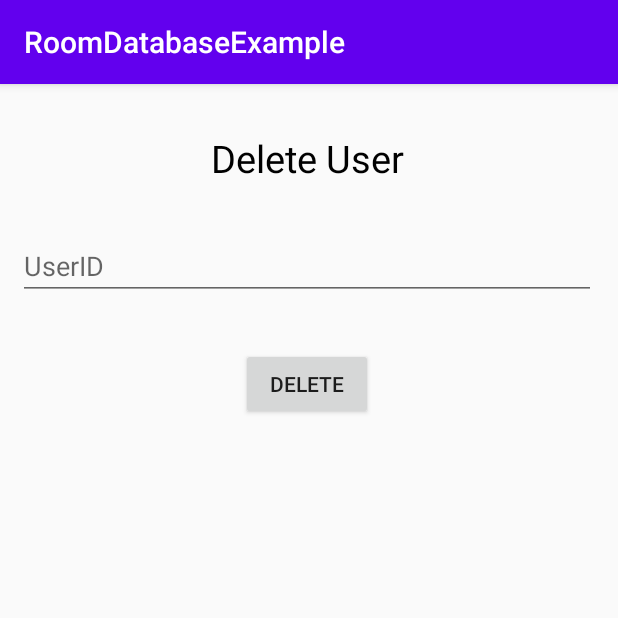
After one commit to ashispatel1998/RoomDatabase-Example, an Android app: the fragment DeleteUserFragment placed in its activity, on a phone screen of 412 x 824 dp, the top half of it. The commit adds this screen. Run offline under Robolectric (Android 15) with nearby library versions, the phone set to English and light mode, and no system bars; our stand-ins replace Room's generated code.

Commit message:
delete operation

```diff
--- /dev/null
+++ b/app/src/main/java/com/example/roomdatabaseexample/DeleteUserFragment.java
@@ -0,0 +1,46 @@
+package com.example.roomdatabaseexample;
+
+import android.os.Bundle;
+
+import androidx.fragment.app.Fragment;
+
+import android.view.LayoutInflater;
+import android.view.View;
+import android.view.ViewGroup;
+import android.widget.Button;
+import android.widget.EditText;
+import android.widget.Toast;
+
+public class DeleteUserFragment extends Fragment {
+
+    private Button btn_delete_user;
+    private EditText user_id;
+
+    public DeleteUserFragment() {
+        // Required empty public constructor
+    }
+
+
+    @Override
+    public View onCreateView(LayoutInflater inflater, ViewGroup container,
+                             Bundle savedInstanceState) {
+        // Inflate the layout for this fragment
+        View view= inflater.inflate(R.layout.fragment_delete_user, container, false);
+        user_id=view.findViewById(R.id.user_id);
+        btn_delete_user=view.findViewById(R.id.btn_delete_user);
+
+        btn_delete_user.setOnClickListener(new View.OnClickListener() {
+            @Override
+            public void onClick(View view) {
+                int id=Integer.parseInt(user_id.getText().toString().trim());
+                User user=new User();
+                user.setId(id);
+                MainActivity.myAppDatabase.myDao().deleteUser(user);
+                Toast.makeText(getActivity(),"User successfully removed",Toast.LENGTH_SHORT).show();
+                user_id.setText("");
+            }
+        });
+
+        return view;
+    }
+}
--- a/app/src/main/java/com/example/roomdatabaseexample/HomeFragment.java
+++ b/app/src/main/java/com/example/roomdatabaseexample/HomeFragment.java
@@ -49,6 +49,14 @@ public class HomeFragment extends Fragment {
             }
         });
 
+        //DELETE BUTTON
+        btn_delete.setOnClickListener(new View.OnClickListener() {
+            @Override
+            public void onClick(View view) {
+                MainActivity.fragmentManager.beginTransaction().replace(R.id.fragment_container,new DeleteUserFragment())
+                        .addToBackStack(null).commit();
+            }
+        });
         return view;
     }
 
--- a/app/src/main/java/com/example/roomdatabaseexample/MyDao.java
+++ b/app/src/main/java/com/example/roomdatabaseexample/MyDao.java
@@ -1,6 +1,7 @@
 package com.example.roomdatabaseexample;
 
 import androidx.room.Dao;
+import androidx.room.Delete;
 import androidx.room.Insert;
 import androidx.room.Query;
 
@@ -23,4 +24,8 @@ public interface MyDao {
     @Query("select * from User")
     public List<User> getUsers();
 
+    // Delete Operation
+    @Delete
+    public  void deleteUser(User user);
+
 }
--- /dev/null
+++ b/app/src/main/res/layout/fragment_delete_user.xml
@@ -0,0 +1,50 @@
+<?xml version="1.0" encoding="utf-8"?>
+<androidx.constraintlayout.widget.ConstraintLayout xmlns:android="http://schemas.android.com/apk/res/android"
+    xmlns:app="http://schemas.android.com/apk/res-auto"
+    xmlns:tools="http://schemas.android.com/tools"
+    android:layout_width="match_parent"
+    android:layout_height="match_parent"
+    tools:context=".DeleteUserFragment">
+
+
+    <TextView
+        android:id="@+id/textView"
+        android:layout_width="wrap_content"
+        android:layout_height="wrap_content"
+        android:layout_marginStart="12dp"
+        android:layout_marginTop="32dp"
+        android:layout_marginEnd="12dp"
+        android:text="Delete User"
+        android:textColor="#000"
+        android:textSize="25sp"
+        app:layout_constraintEnd_toEndOf="parent"
+        app:layout_constraintStart_toStartOf="parent"
+        app:layout_constraintTop_toTopOf="parent" />
+
+    <EditText
+        android:id="@+id/user_id"
+        android:layout_width="0dp"
+        android:layout_height="wrap_content"
+        android:layout_marginStart="12dp"
+        android:layout_marginTop="32dp"
+        android:layout_marginEnd="12dp"
+        android:ems="10"
+        android:inputType="textPersonName"
+        android:hint="UserID"
+        app:layout_constraintEnd_toEndOf="parent"
+        app:layout_constraintStart_toStartOf="parent"
+        app:layout_constraintTop_toBottomOf="@+id/textView" />
+
+    <Button
+        android:id="@+id/btn_delete_user"
+        android:layout_width="wrap_content"
+        android:layout_height="wrap_content"
+        android:layout_marginStart="12dp"
+        android:layout_marginTop="32dp"
+        android:layout_marginEnd="12dp"
+        android:text="Delete"
+        app:layout_constraintEnd_toEndOf="parent"
+        app:layout_constraintStart_toStartOf="parent"
+        app:layout_constraintTop_toBottomOf="@+id/user_id" />
+
+</androidx.constraintlayout.widget.ConstraintLayout>
```
